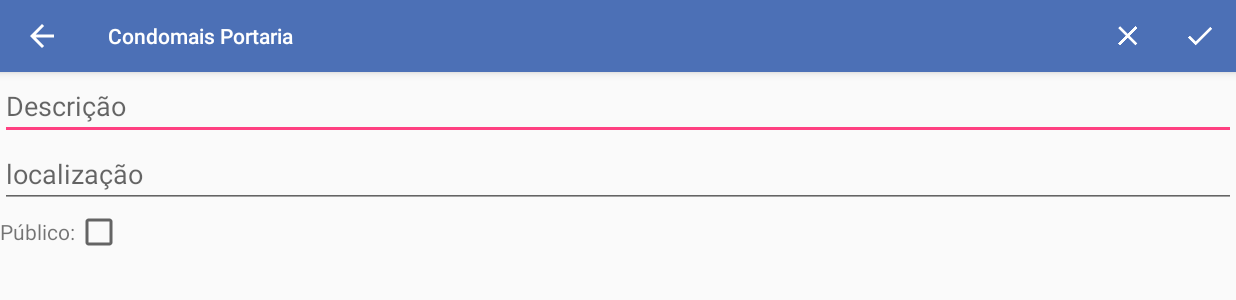
After one commit to HipolitoJr/app-android-condominium-portaria, an Android app: the AdicionarOcorrenciaActivity screen opened directly, with no data from a screen before it, on a phone screen of 824 x 412 dp (held sideways). The commit adds this screen. Shown: the top 300 px of the screen. Run offline under Robolectric (Android 15) with nearby library versions, the phone set to English and light mode, and no system bars.

Commit message:
Implementado criação de uma ocorrencia

```diff
--- /dev/null
+++ b/app/src/main/java/com/example/rodrigo/condomaisportaria/app/AdicionarOcorrenciaActivity.kt
@@ -0,0 +1,91 @@
+package com.example.rodrigo.condomaisportaria.app
+
+import android.support.v7.app.AppCompatActivity
+import android.os.Bundle
+import android.view.Menu
+import android.view.MenuItem
+import android.widget.Toast
+import com.example.rodrigo.condomaisportaria.R
+import com.example.rodrigo.condomaisportaria.models.Ocorrencia
+import com.example.vinicius.condominium.infra.api.APIService
+import com.example.vinicius.condominium.utils.CondomaisConstants
+import com.example.vinicius.condominium.utils.SecurityPreferences
+import kotlinx.android.synthetic.main.activity_adicionar_ocorrencia.*
+import retrofit2.Call
+import retrofit2.Callback
+import retrofit2.Response
+
+class AdicionarOcorrenciaActivity : AppCompatActivity() {
+
+    private lateinit var apiService: APIService
+    private lateinit var securityPreferences: SecurityPreferences
+
+    override fun onCreate(savedInstanceState: Bundle?) {
+        super.onCreate(savedInstanceState)
+        setContentView(R.layout.activity_adicionar_ocorrencia)
+        initComponents()
+    }
+
+    override fun onCreateOptionsMenu(menu: Menu?): Boolean {
+        menuInflater.inflate(R.menu.activity_confirmacao_form_ocorrencia, menu)
+        initComponents()
+        return true
+    }
+
+    private fun initComponents(){
+        securityPreferences = SecurityPreferences(this)
+        apiService = APIService(getToken())
+    }
+
+    private fun criarOcorrencia() : Ocorrencia{
+        val descricao = txtDescricaoAdicionarOcorrencia.text.toString()
+        val localizacao = txtLocalizacaoAdicionarOcorrencia.text.toString()
+        var publico = false
+        if(checkboxPublico!!.isChecked){
+           publico = true
+        }
+        val ocorencia = Ocorrencia(descricao,localizacao,publico)
+
+        return ocorencia
+
+    }
+
+    private fun postOcorrencia(ocorrencia: Ocorrencia){
+
+        val ocorrenciasAPI = apiService.ocorrenciaEndPoint.postOcorrenciaAPI(ocorrencia)
+
+        ocorrenciasAPI.enqueue(object : Callback<Ocorrencia>{
+            override fun onFailure(call: Call<Ocorrencia>?, t: Throwable?) {
+                Toast.makeText(this@AdicionarOcorrenciaActivity, "Falha", Toast.LENGTH_SHORT).show()
+            }
+
+            override fun onResponse(call: Call<Ocorrencia>?, response: Response<Ocorrencia>?) {
+                if(response!!.isSuccessful){
+                    Toast.makeText(this@AdicionarOcorrenciaActivity, "Ocorrencia postada", Toast.LENGTH_SHORT).show()
+                }else{
+                    Toast.makeText(this@AdicionarOcorrenciaActivity, "erro: "+ response.code(), Toast.LENGTH_SHORT).show()
+                }
+
+            }
+
+        })
+    }
+
+    private fun getToken(): String{
+        return securityPreferences.getSavedString(CondomaisConstants.KEY.TOKEN_LOGADO)
+    }
+
+    override fun onOptionsItemSelected(item: MenuItem?): Boolean {
+        when(item!!.itemId){
+            R.id.menu_confirmar_form_ocorrencia ->{
+                postOcorrencia(criarOcorrencia())
+                finish()
+            }
+
+            R.id.menu_cancelar_form_ocorrencia ->{
+                finish()
+            }
+        }
+        return super.onOptionsItemSelected(item)
+    }
+}
--- a/app/src/main/java/com/example/rodrigo/condomaisportaria/app/AvisoActivity.kt
+++ b/app/src/main/java/com/example/rodrigo/condomaisportaria/app/AvisoActivity.kt
@@ -85,7 +85,6 @@
     }
 
     override fun onOptionsItemSelected(item: MenuItem?): Boolean {
-            lateinit var intent: Intent
             when(item!!.itemId){
                 R.id.menu_add_aviso ->
                     iniciarProximaActivity()
--- a/app/src/main/java/com/example/rodrigo/condomaisportaria/infra/utils/endpoints/OcorrenciaEndPoint.kt
+++ b/app/src/main/java/com/example/rodrigo/condomaisportaria/infra/utils/endpoints/OcorrenciaEndPoint.kt
@@ -2,10 +2,15 @@
 
 import com.example.rodrigo.condomaisportaria.models.Ocorrencia
 import retrofit2.Call
+import retrofit2.http.Body
 import retrofit2.http.GET
+import retrofit2.http.POST
 
 interface OcorrenciaEndPoint {
 
     @GET("ocorrencias/")
     fun getOcorrenciasAPI() : Call<MutableList<Ocorrencia>>
+
+    @POST("ocorrencias/")
+    fun postOcorrenciaAPI(@Body ocorrencia: Ocorrencia) : Call<Ocorrencia>
 }
--- a/app/src/main/java/com/example/rodrigo/condomaisportaria/models/Ocorrencia.kt
+++ b/app/src/main/java/com/example/rodrigo/condomaisportaria/models/Ocorrencia.kt
@@ -2,12 +2,12 @@
 
 class Ocorrencia(
         var descricao: String,
-        var status : String,
         var localizacao : String,
-        var publico : Boolean,
-        var informante : Perfil
+        var publico : Boolean
 ) {
 
     var id : Long = 0
+    lateinit var status : String
+    lateinit var informante : Perfil
 
 }
--- a/app/src/main/java/com/example/rodrigo/condomaisportaria/models/Perfil.kt
+++ b/app/src/main/java/com/example/rodrigo/condomaisportaria/models/Perfil.kt
@@ -9,6 +9,6 @@
         var nome: String,
         var portaria : String
 ) {
-
+     var id : Long = 0
 
 }
--- /dev/null
+++ b/app/src/main/res/layout/activity_adicionar_ocorrencia.xml
@@ -0,0 +1,44 @@
+<?xml version="1.0" encoding="utf-8"?>
+<LinearLayout
+xmlns:android="http://schemas.android.com/apk/res/android"
+xmlns:tools="http://schemas.android.com/tools"
+android:layout_width="match_parent"
+android:layout_height="match_parent"
+android:orientation="vertical"
+tools:context=".app.AdicionarOcorrenciaActivity">
+
+    <EditText
+        android:layout_width="match_parent"
+        android:layout_height="wrap_content"
+        android:id="@+id/txtDescricaoAdicionarOcorrencia"
+        android:hint="@string/descricao"
+        />
+
+    <EditText
+        android:layout_width="match_parent"
+        android:layout_height="wrap_content"
+        android:id="@+id/txtLocalizacaoAdicionarOcorrencia"
+        android:hint="@string/localizacao"
+        />
+
+    <LinearLayout
+        android:layout_width="match_parent"
+        android:layout_height="wrap_content"
+        android:orientation="horizontal">
+
+        <TextView
+            android:layout_width="wrap_content"
+            android:layout_height="wrap_content"
+            android:text="@string/publico"
+            />
+
+        <CheckBox
+            android:layout_width="wrap_content"
+            android:layout_height="wrap_content"
+            android:id="@+id/checkboxPublico"/>
+
+    </LinearLayout>
+
+
+
+</LinearLayout>
--- a/app/src/main/res/menu/activity_confirmacao_form_ocorrencia.xml
+++ b/app/src/main/res/menu/activity_confirmacao_form_ocorrencia.xml
@@ -1,6 +1,13 @@
 <?xml version="1.0" encoding="utf-8"?>
 <menu xmlns:android="http://schemas.android.com/apk/res/android"
     xmlns:app="http://schemas.android.com/apk/res-auto">
+
+    <item
+        android:id="@+id/menu_cancelar_form_ocorrencia"
+        android:orderInCategory="100"
+        android:title="@string/cancelar_form"
+        app:showAsAction="always"
+        android:icon="@drawable/ic_clear"/>
 
     <item
         android:id="@+id/menu_confirmar_form_ocorrencia"
@@ -9,11 +16,4 @@
         app:showAsAction="always"
         android:icon="@drawable/ic_check"/>
 
-    <item
-        android:id="@+id/menu_cancelar_form_ocorrencia"
-        android:orderInCategory="100"
-        android:title="@string/cancelar_form"
-        app:showAsAction="always"
-        android:icon="@drawable/ic_clear"/>
-
 </menu>
--- a/app/src/main/res/values/strings.xml
+++ b/app/src/main/res/values/strings.xml
@@ -17,6 +17,8 @@
     <string name="descricao">Descrição</string>
 
     <string name="prioridade_prompt">Prioridade</string>
+    <string name="localizacao">localização</string>
+    <string name="publico">Público:</string>
 
     <string-array name="prioriadade_aviso">
         <item>Prioridade</item>
```
Also changed, not shown: app/src/main/AndroidManifest.xml (+6 -1 lines), app/src/main/java/com/example/rodrigo/condomaisportaria/app/OcorrenciaActivity.kt (+7 -1 lines).
